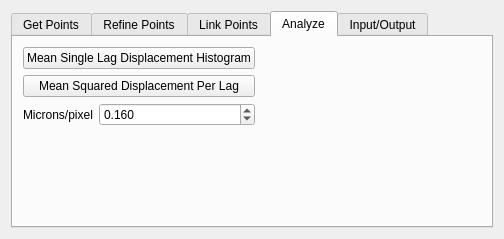
kyleellefsen/pynsight, file pynsight.ui: the form before one commit.
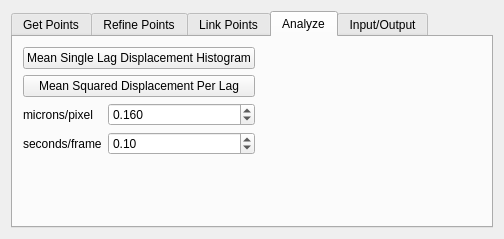
The form after the commit. The open tabs and pages were chosen to show the change.

Commit message: particle simulator now feeds into pynsight

Patch:
```diff
--- a/pynsight.ui
+++ b/pynsight.ui
@@ -357,7 +357,7 @@
             <item row="0" column="0">
              <widget class="QLabel" name="micronsPixelLabel">
               <property name="text">
-               <string>Microns/pixel</string>
+               <string>microns/pixel</string>
               </property>
              </widget>
             </item>
@@ -380,6 +380,20 @@
               </property>
              </widget>
             </item>
+            <item row="1" column="0">
+             <widget class="QLabel" name="secondsFrameLabel">
+              <property name="text">
+               <string>seconds/frame</string>
+              </property>
+             </widget>
+            </item>
+            <item row="1" column="1">
+             <widget class="QDoubleSpinBox" name="seconds_per_frame_SpinBox">
+              <property name="value">
+               <double>0.100000000000000</double>
+              </property>
+             </widget>
+            </item>
            </layout>
           </item>
          </layout>
```
The commit also changes 5 other files.
